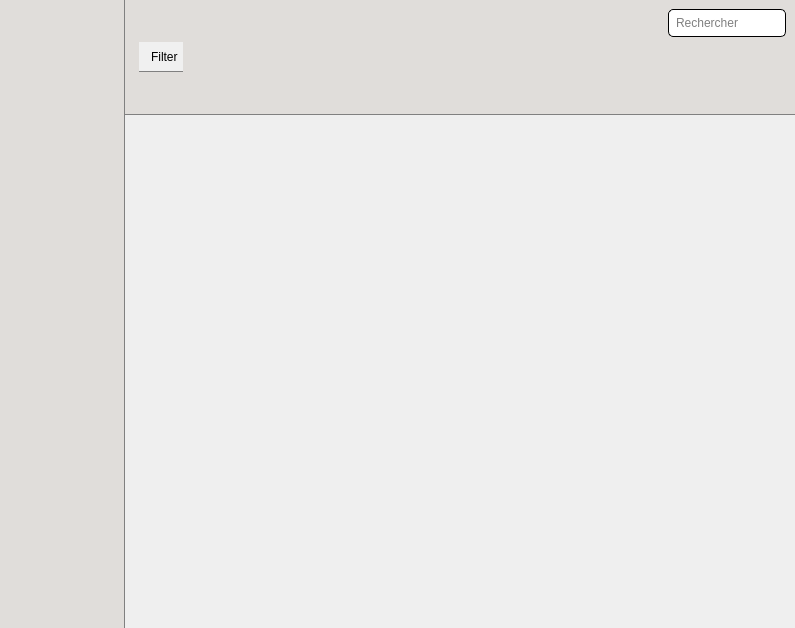
First picture: the form in app/mainwindow.ui, repository baptistegasser/Bibliotheque_Photo, before the edit.
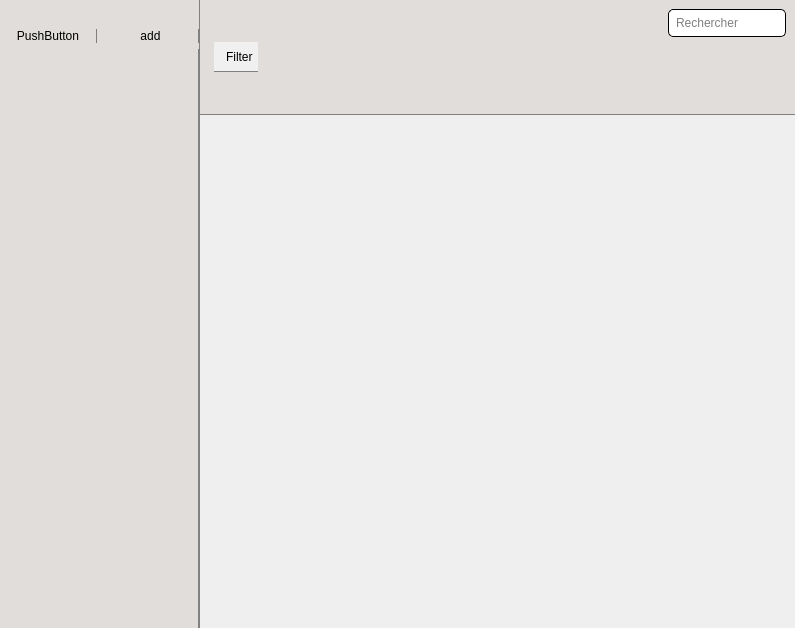
Second picture: the form after the edit. The open tabs and pages were chosen to show the change. Icons and pictures are not drawn. Custom widgets are drawn as their Qt base class.

```diff
--- a/app/mainwindow.ui
+++ b/app/mainwindow.ui
@@ -42,9 +42,15 @@
        <layout class="QGridLayout" name="gridLayout_2">
         <item row="0" column="0">
          <widget class="QGroupBox" name="groupBox_2">
+          <property name="sizePolicy">
+           <sizepolicy hsizetype="Fixed" vsizetype="Preferred">
+            <horstretch>0</horstretch>
+            <verstretch>0</verstretch>
+           </sizepolicy>
+          </property>
           <property name="minimumSize">
            <size>
-            <width>125</width>
+            <width>200</width>
             <height>0</height>
            </size>
           </property>
@@ -65,6 +71,15 @@
            <property name="sizeConstraint">
             <enum>QLayout::SetDefaultConstraint</enum>
            </property>
+           <property name="leftMargin">
+            <number>0</number>
+           </property>
+           <property name="rightMargin">
+            <number>0</number>
+           </property>
+           <property name="bottomMargin">
+            <number>0</number>
+           </property>
            <item>
             <widget class="QPushButton" name="btn_quit">
              <property name="enabled">
@@ -93,17 +108,59 @@
             </widget>
            </item>
            <item>
-            <spacer name="verticalSpacer">
-             <property name="orientation">
-              <enum>Qt::Vertical</enum>
+            <layout class="QHBoxLayout" name="horizontalLayout_4">
+             <property name="bottomMargin">
+              <number>0</number>
              </property>
-             <property name="sizeHint" stdset="0">
-              <size>
-               <width>20</width>
-               <height>40</height>
-              </size>
-             </property>
-            </spacer>
+             <item>
+              <widget class="QPushButton" name="_del_dir">
+               <property name="text">
+                <string>PushButton</string>
+               </property>
+              </widget>
+             </item>
+             <item>
+              <widget class="QPushButton" name="_add_dir">
+               <property name="text">
+                <string>add</string>
+               </property>
+              </widget>
+             </item>
+            </layout>
+           </item>
+           <item>
+            <layout class="QHBoxLayout" name="horizontalLayout_3">
+             <item>
+              <widget class="FolderTreeView" name="_dir_tree">
+               <property name="sizePolicy">
+                <sizepolicy hsizetype="Ignored" vsizetype="Expanding">
+                 <horstretch>0</horstretch>
+                 <verstretch>0</verstretch>
+                </sizepolicy>
+               </property>
+               <property name="dragDropMode">
+                <enum>QAbstractItemView::DropOnly</enum>
+               </property>
+               <property name="horizontalScrollMode">
+                <enum>QAbstractItemView::ScrollPerPixel</enum>
+               </property>
+               <property name="indentation">
+                <number>12</number>
+               </property>
+               <attribute name="headerVisible">
+                <bool>false</bool>
+               </attribute>
+               <attribute name="headerStretchLastSection">
+                <bool>false</bool>
+               </attribute>
+               <column>
+                <property name="text">
+                 <string>1</string>
+                </property>
+               </column>
+              </widget>
+             </item>
+            </layout>
            </item>
           </layout>
          </widget>
@@ -263,6 +320,13 @@
    </layout>
   </widget>
  </widget>
+ <customwidgets>
+  <customwidget>
+   <class>FolderTreeView</class>
+   <extends>QTreeWidget</extends>
+   <header>foldertreeview.h</header>
+  </customwidget>
+ </customwidgets>
  <resources>
   <include location="resources.qrc"/>
  </resources>
```
Left out of the diff: 6 changed lines with no effect on the pictures.
